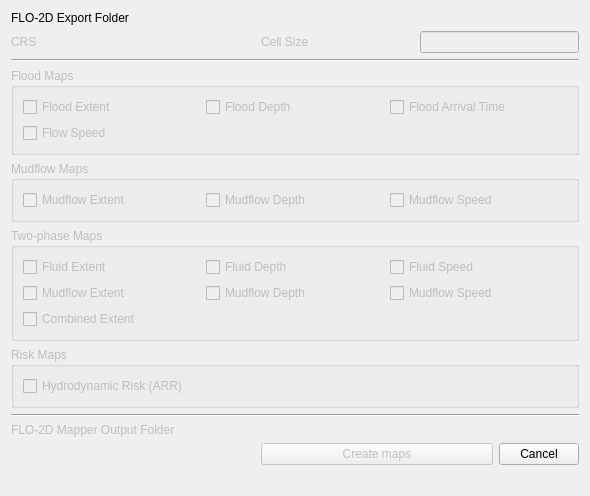
Old version of the form flo2d_mapcrafter/flo2d_mapcrafter_dialog_base.ui in the repository FLO-2DSoftware/FLO-2DMapCrafter.
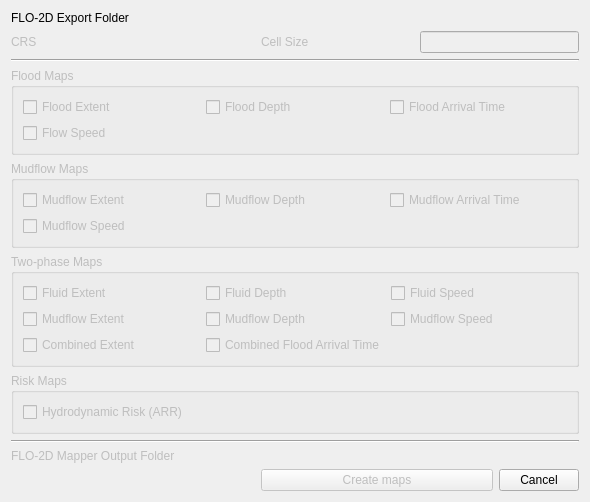
New version of the form. Custom widgets are drawn as their Qt base class.

Commit message: Added the timetooneft and adjusted the risk map with VEL_X_DEPTH

Diff of the .ui file:
```diff
--- a/flo2d_mapcrafter/flo2d_mapcrafter_dialog_base.ui
+++ b/flo2d_mapcrafter/flo2d_mapcrafter_dialog_base.ui
@@ -7,14 +7,14 @@
     <x>0</x>
     <y>0</y>
     <width>590</width>
-    <height>496</height>
+    <height>502</height>
    </rect>
   </property>
   <property name="windowTitle">
    <string>FLO-2D MapCrafter </string>
   </property>
   <layout class="QGridLayout" name="gridLayout">
-   <item row="0" column="0">
+   <item row="0" column="0" rowspan="2">
     <layout class="QGridLayout" name="gridLayout_2">
      <item row="3" column="0" colspan="6">
       <widget class="Line" name="line_2">
@@ -177,13 +177,6 @@
         <string>Mudflow Maps</string>
        </property>
        <layout class="QGridLayout" name="gridLayout_6">
-        <item row="0" column="1">
-         <widget class="QCheckBox" name="md_cb">
-          <property name="text">
-           <string>Mudflow Depth</string>
-          </property>
-         </widget>
-        </item>
         <item row="0" column="0">
          <widget class="QCheckBox" name="me_cb">
           <property name="text">
@@ -191,13 +184,27 @@
           </property>
          </widget>
         </item>
-        <item row="0" column="2">
+        <item row="0" column="1">
+         <widget class="QCheckBox" name="md_cb">
+          <property name="text">
+           <string>Mudflow Depth</string>
+          </property>
+         </widget>
+        </item>
+        <item row="1" column="0">
          <widget class="QCheckBox" name="ms_cb">
           <property name="text">
            <string>Mudflow Speed</string>
           </property>
          </widget>
         </item>
+        <item row="0" column="2">
+         <widget class="QCheckBox" name="mt_cb">
+          <property name="text">
+           <string>Mudflow Arrival Time</string>
+          </property>
+         </widget>
+        </item>
        </layout>
       </widget>
      </item>
@@ -279,6 +286,13 @@
           </property>
          </widget>
         </item>
+        <item row="2" column="1">
+         <widget class="QCheckBox" name="ct_cb">
+          <property name="text">
+           <string>Combined Flood Arrival Time</string>
+          </property>
+         </widget>
+        </item>
        </layout>
       </widget>
      </item>
```
The commit also changes 1 other file.
